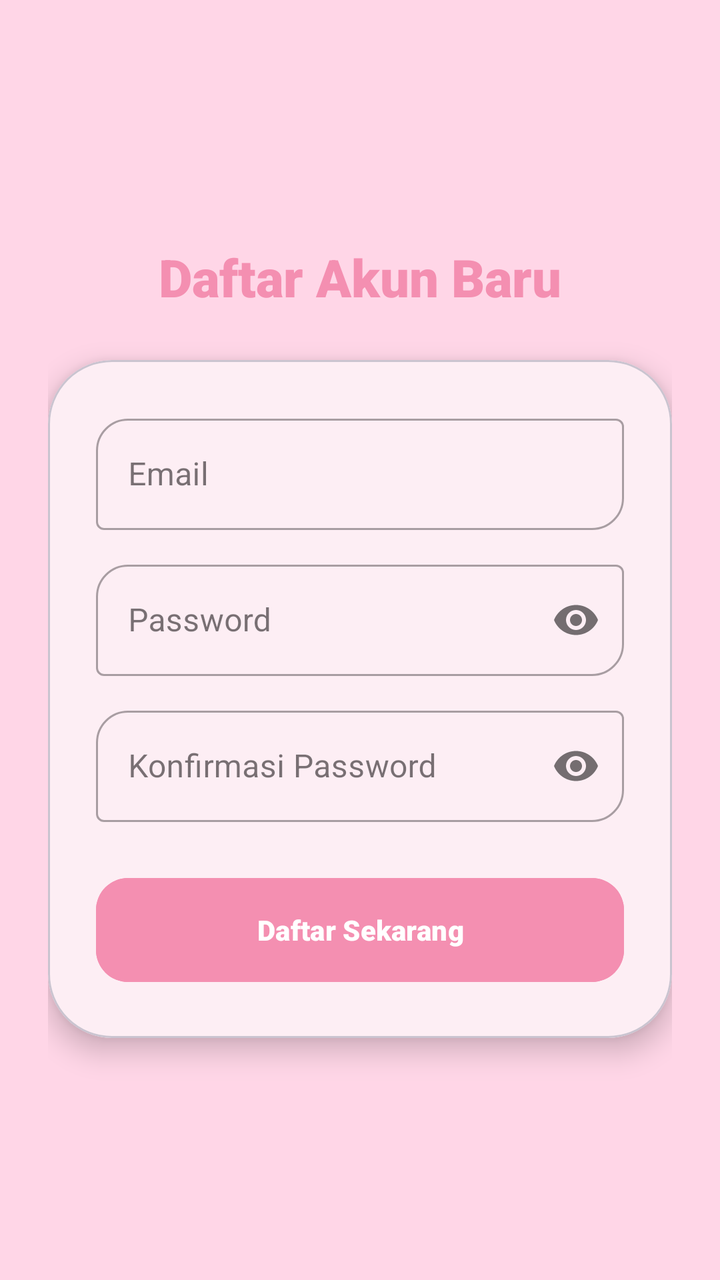
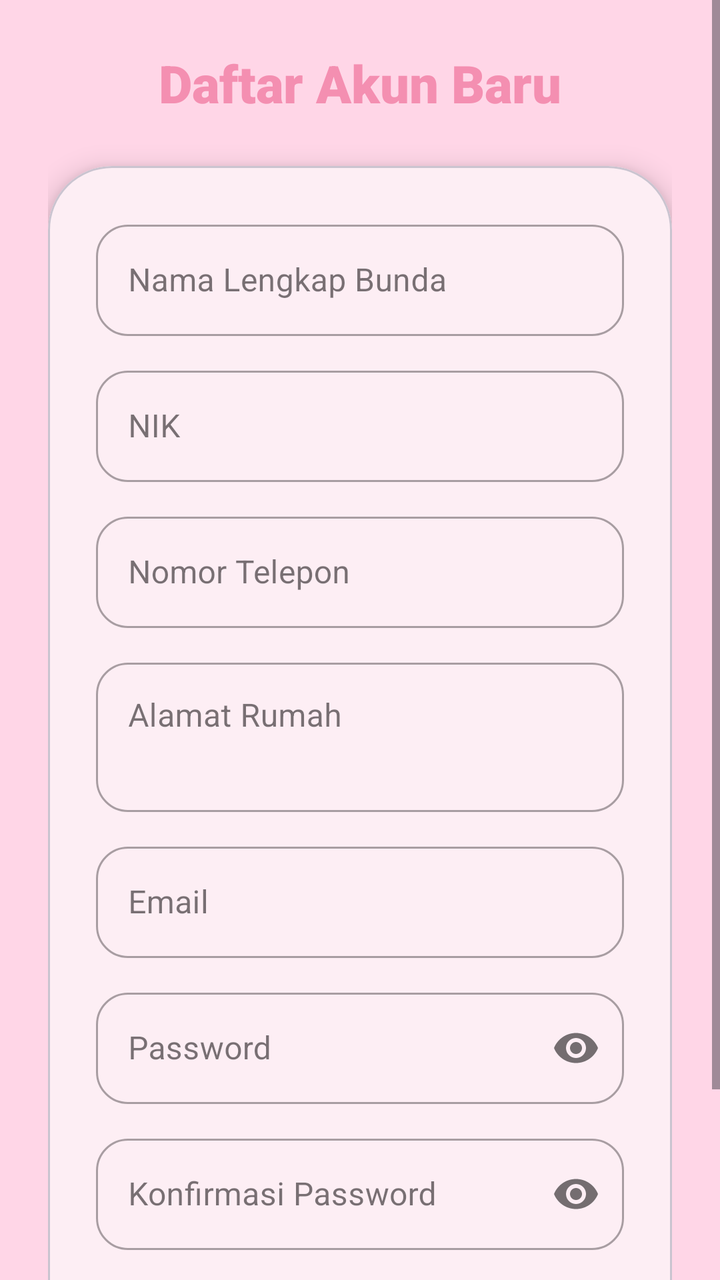

Compare the two renders of this Android layout. The source of the first and the diff that turns it into the second are given below.
<!-- AndroidManifest.xml: application theme Theme.SiBunda -->
<!-- res/layout/fragment_register.xml -->
<LinearLayout xmlns:android="http://schemas.android.com/apk/res/android"
    xmlns:app="http://schemas.android.com/apk/res-auto"
    android:layout_width="match_parent"
    android:layout_height="match_parent"
    android:background="@color/soft_pink"
    android:gravity="center"
    android:orientation="vertical"
    android:padding="24dp">

    <TextView
        android:layout_width="wrap_content"
        android:layout_height="wrap_content"
        android:text="Daftar Akun Baru"
        android:textSize="26sp"
        android:fontFamily="sans-serif-black"
        android:textColor="@color/rose_pink"
        android:layout_marginBottom="24dp"/>

    <com.google.android.material.card.MaterialCardView
        android:layout_width="match_parent"
        android:layout_height="wrap_content"
        app:cardCornerRadius="32dp"
        app:cardElevation="8dp">

        <LinearLayout
            android:layout_width="match_parent"
            android:layout_height="wrap_content"
            android:orientation="vertical"
            android:padding="24dp">

            
            <com.google.android.material.textfield.TextInputLayout
                style="@style/Widget.MaterialComponents.TextInputLayout.OutlinedBox"
                android:layout_width="match_parent"
                android:layout_height="wrap_content"
                app:boxCornerRadiusBottomEnd="16dp"
                app:boxCornerRadiusTopStart="16dp"
                android:hint="Email">
                <com.google.android.material.textfield.TextInputEditText
                    android:id="@+id/etEmail"
                    android:layout_width="match_parent"
                    android:layout_height="wrap_content"
                    android:inputType="textEmailAddress" />
            </com.google.android.material.textfield.TextInputLayout>

            
            <com.google.android.material.textfield.TextInputLayout
                style="@style/Widget.MaterialComponents.TextInputLayout.OutlinedBox"
                android:layout_width="match_parent"
                android:layout_height="wrap_content"
                android:layout_marginTop="12dp"
                app:boxCornerRadiusBottomEnd="16dp"
                app:boxCornerRadiusTopStart="16dp"
                app:passwordToggleEnabled="true"
                android:hint="Password">
                <com.google.android.material.textfield.TextInputEditText
                    android:id="@+id/etPassword"
                    android:layout_width="match_parent"
                    android:layout_height="wrap_content"
                    android:inputType="textPassword" />
            </com.google.android.material.textfield.TextInputLayout>

            
            <com.google.android.material.textfield.TextInputLayout
                style="@style/Widget.MaterialComponents.TextInputLayout.OutlinedBox"
                android:layout_width="match_parent"
                android:layout_height="wrap_content"
                android:layout_marginTop="12dp"
                app:boxCornerRadiusBottomEnd="16dp"
                app:boxCornerRadiusTopStart="16dp"
                app:passwordToggleEnabled="true"
                android:hint="Konfirmasi Password">
                <com.google.android.material.textfield.TextInputEditText
                    android:id="@+id/etConfirmPassword"
                    android:layout_width="match_parent"
                    android:layout_height="wrap_content"
                    android:inputType="textPassword" />
            </com.google.android.material.textfield.TextInputLayout>

            <com.google.android.material.button.MaterialButton
                android:id="@+id/btnRegister"
                android:layout_width="match_parent"
                android:layout_height="60dp"
                android:layout_marginTop="24dp"
                android:text="Daftar Sekarang"
                android:fontFamily="sans-serif-black"
                app:cornerRadius="16dp"
                android:backgroundTint="@color/rose_pink"/>

        </LinearLayout>
    </com.google.android.material.card.MaterialCardView>
</LinearLayout>
<!-- resources referenced by this layout -->
<resources>
  <color name="rose_pink">#F48FB1</color>
  <color name="soft_pink">#FFD6E7</color>
  <style name="Theme.SiBunda" parent="Base.Theme.SiBunda" />
  <style name="Base.Theme.SiBunda" parent="Theme.Material3.DayNight.NoActionBar">
          <item name="colorPrimary">@color/primary</item>
          <item name="colorOnPrimary">@color/onPrimary</item>
          <item name="colorPrimaryContainer">@color/primaryContainer</item>
          <item name="colorOnPrimaryContainer">@color/onPrimaryContainer</item>
          <item name="colorSecondary">@color/secondary</item>
          <item name="colorOnSecondary">@color/onSecondary</item>
          <item name="colorSecondaryContainer">@color/secondaryContainer</item>
          <item name="colorOnSecondaryContainer">@color/onSecondaryContainer</item>
          <item name="android:windowBackground">@color/background</item>
          <item name="colorSurface">@color/surface</item>
          <item name="colorOnSurface">@color/onSurface</item>
      </style>
  <color name="primary">#F48FB1</color>
  <color name="onPrimary">#FFFFFF</color>
  <color name="primaryContainer">#FFD6E7</color>
  <color name="onPrimaryContainer">#3B001A</color>
  <color name="secondary">#7BB8FF</color>
  <color name="onSecondary">#FFFFFF</color>
  <color name="secondaryContainer">#D1E4FF</color>
  <color name="onSecondaryContainer">#001D36</color>
  <color name="background">#FFFBFD</color>
  <color name="surface">#FFFBFD</color>
  <color name="onSurface">#1F1A1C</color>
</resources>

<!-- the commit's change to res/layout/fragment_register.xml (unified diff, before → after) -->
@@ -1,92 +1,192 @@
-<LinearLayout xmlns:android="http://schemas.android.com/apk/res/android"
+<?xml version="1.0" encoding="utf-8"?>
+<ScrollView xmlns:android="http://schemas.android.com/apk/res/android"
     xmlns:app="http://schemas.android.com/apk/res-auto"
     android:layout_width="match_parent"
     android:layout_height="match_parent"
     android:background="@color/soft_pink"
-    android:gravity="center"
-    android:orientation="vertical"
-    android:padding="24dp">
+    android:fillViewport="true">
 
-    <TextView
-        android:layout_width="wrap_content"
-        android:layout_height="wrap_content"
-        android:text="Daftar Akun Baru"
-        android:textSize="26sp"
-        android:fontFamily="sans-serif-black"
-        android:textColor="@color/rose_pink"
-        android:layout_marginBottom="24dp"/>
-
-    <com.google.android.material.card.MaterialCardView
+    <LinearLayout
         android:layout_width="match_parent"
         android:layout_height="wrap_content"
-        app:cardCornerRadius="32dp"
-        app:cardElevation="8dp">
+        android:background="@color/soft_pink"
+        android:gravity="center"
+        android:orientation="vertical"
+        android:padding="24dp">
 
-        <LinearLayout
+        <TextView
+            android:layout_width="wrap_content"
+            android:layout_height="wrap_content"
+            android:text="Daftar Akun Baru"
+            android:textSize="26sp"
+            android:fontFamily="sans-serif-black"
+            android:textColor="@color/rose_pink"
+            android:layout_marginBottom="24dp" />
+
+        <com.google.android.material.card.MaterialCardView
             android:layout_width="match_parent"
             android:layout_height="wrap_content"
-            android:orientation="vertical"
-            android:padding="24dp">
+            app:cardCornerRadius="32dp"
+            app:cardElevation="8dp">
 
-            
-            <com.google.android.material.textfield.TextInputLayout
-                style="@style/Widget.MaterialComponents.TextInputLayout.OutlinedBox"
+            <LinearLayout
                 android:layout_width="match_parent"
                 android:layout_height="wrap_content"
-                app:boxCornerRadiusBottomEnd="16dp"
-                app:boxCornerRadiusTopStart="16dp"
-                android:hint="Email">
-                <com.google.android.material.textfield.TextInputEditText
-                    android:id="@+id/etEmail"
+                android:orientation="vertical"
+                android:padding="24dp">
+
+                <com.google.android.material.textfield.TextInputLayout
+                    style="@style/Widget.MaterialComponents.TextInputLayout.OutlinedBox"
                     android:layout_width="match_parent"
                     android:layout_height="wrap_content"
-                    android:inputType="textEmailAddress" />
-            </com.google.android.material.textfield.TextInputLayout>
+                    android:hint="Nama Lengkap Bunda"
+                    app:boxCornerRadiusBottomEnd="16dp"
+                    app:boxCornerRadiusBottomStart="16dp"
+                    app:boxCornerRadiusTopEnd="16dp"
+                    app:boxCornerRadiusTopStart="16dp">
 
-            
-            <com.google.android.material.textfield.TextInputLayout
-                style="@style/Widget.MaterialComponents.TextInputLayout.OutlinedBox"
-                android:layout_width="match_parent"
-                android:layout_height="wrap_content"
-                android:layout_marginTop="12dp"
-                app:boxCornerRadiusBottomEnd="16dp"
-                app:boxCornerRadiusTopStart="16dp"
-                app:passwordToggleEnabled="true"
-                android:hint="Password">
-                <com.google.android.material.textfield.TextInputEditText
-                    android:id="@+id/etPassword"
+                    <com.google.android.material.textfield.TextInputEditText
+                        android:id="@+id/etNama"
+                        android:layout_width="match_parent"
+                        android:layout_height="wrap_content"
+                        android:inputType="textPersonName" />
+
+                </com.google.android.material.textfield.TextInputLayout>
+
+                <com.google.android.material.textfield.TextInputLayout
+                    style="@style/Widget.MaterialComponents.TextInputLayout.OutlinedBox"
                     android:layout_width="match_parent"
                     android:layout_height="wrap_content"
-                    android:inputType="textPassword" />
-            </com.google.android.material.textfield.TextInputLayout>
+                    android:layout_marginTop="12dp"
+                    android:hint="NIK"
+                    app:boxCornerRadiusBottomEnd="16dp"
+                    app:boxCornerRadiusBottomStart="16dp"
+                    app:boxCornerRadiusTopEnd="16dp"
+                    app:boxCornerRadiusTopStart="16dp">
 
-            
-            <com.google.android.material.textfield.TextInputLayout
-                style="@style/Widget.MaterialComponents.TextInputLayout.OutlinedBox"
-                android:layout_width="match_parent"
-                android:layout_height="wrap_content"
-                android:layout_marginTop="12dp"
-                app:boxCornerRadiusBottomEnd="16dp"
-                app:boxCornerRadiusTopStart="16dp"
-                app:passwordToggleEnabled="true"
-                android:hint="Konfirmasi Password">
-                <com.google.android.material.textfield.TextInputEditText
-                    android:id="@+id/etConfirmPassword"
+                    <com.google.android.material.textfield.TextInputEditText
+                        android:id="@+id/etNik"
+                        android:layout_width="match_parent"
+                        android:layout_height="wrap_content"
+                        android:inputType="number"
+                        android:maxLength="16" />
+
+                </com.google.android.material.textfield.TextInputLayout>
+
+                <com.google.android.material.textfield.TextInputLayout
+                    style="@style/Widget.MaterialComponents.TextInputLayout.OutlinedBox"
                     android:layout_width="match_parent"
                     android:layout_height="wrap_content"
-                    android:inputType="textPassword" />
-            </com.google.android.material.textfield.TextInputLayout>
+                    android:layout_marginTop="12dp"
+                    android:hint="Nomor Telepon"
+                    app:boxCornerRadiusBottomEnd="16dp"
+                    app:boxCornerRadiusBottomStart="16dp"
+                    app:boxCornerRadiusTopEnd="16dp"
+                    app:boxCornerRadiusTopStart="16dp">
 
-            <com.google.android.material.button.MaterialButton
-                android:id="@+id/btnRegister"
-                android:layout_width="match_parent"
-                android:layout_height="60dp"
-                android:layout_marginTop="24dp"
-                android:text="Daftar Sekarang"
-                android:fontFamily="sans-serif-black"
-                app:cornerRadius="16dp"
-                android:backgroundTint="@color/rose_pink"/>
+                    <com.google.android.material.textfield.TextInputEditText
+                        android:id="@+id/etTelepon"
+                        android:layout_width="match_parent"
+                        android:layout_height="wrap_content"
+                        android:inputType="phone" />
 
-        </LinearLayout>
-    </com.google.android.material.card.MaterialCardView>
-</LinearLayout>
+                </com.google.android.material.textfield.TextInputLayout>
+
+                <com.google.android.material.textfield.TextInputLayout
+                    style="@style/Widget.MaterialComponents.TextInputLayout.OutlinedBox"
+                    android:layout_width="match_parent"
+                    android:layout_height="wrap_content"
+                    android:layout_marginTop="12dp"
+                    android:hint="Alamat Rumah"
+                    app:boxCornerRadiusBottomEnd="16dp"
+                    app:boxCornerRadiusBottomStart="16dp"
+                    app:boxCornerRadiusTopEnd="16dp"
+                    app:boxCornerRadiusTopStart="16dp">
+
+                    <com.google.android.material.textfield.TextInputEditText
+                        android:id="@+id/etAlamat"
+                        android:layout_width="match_parent"
+                        android:layout_height="wrap_content"
+                        android:gravity="top"
+                        android:inputType="textMultiLine"
+                        android:minLines="2" />
+
+                </com.google.android.material.textfield.TextInputLayout>
+
+                <com.google.android.material.textfield.TextInputLayout
+                    style="@style/Widget.MaterialComponents.TextInputLayout.OutlinedBox"
+                    android:layout_width="match_parent"
+                    android:layout_height="wrap_content"
+                    android:layout_marginTop="12dp"
+                    android:hint="Email"
+                    app:boxCornerRadiusBottomEnd="16dp"
+                    app:boxCornerRadiusBottomStart="16dp"
+                    app:boxCornerRadiusTopEnd="16dp"
+                    app:boxCornerRadiusTopStart="16dp">
+
+                    <com.google.android.material.textfield.TextInputEditText
+                        android:id="@+id/etEmail"
+                        android:layout_width="match_parent"
+                        android:layout_height="wrap_content"
+                        android:inputType="textEmailAddress" />
+
+                </com.google.android.material.textfield.TextInputLayout>
+
+                <com.google.android.material.textfield.TextInputLayout
+                    style="@style/Widget.MaterialComponents.TextInputLayout.OutlinedBox"
+                    android:layout_width="match_parent"
+                    android:layout_height="wrap_content"
+                    android:layout_marginTop="12dp"
+                    android:hint="Password"
+                    app:boxCornerRadiusBottomEnd="16dp"
+                    app:boxCornerRadiusBottomStart="16dp"
+                    app:boxCornerRadiusTopEnd="16dp"
+                    app:boxCornerRadiusTopStart="16dp"
+                    app:passwordToggleEnabled="true">
+
+                    <com.google.android.material.textfield.TextInputEditText
+                        android:id="@+id/etPassword"
+                        android:layout_width="match_parent"
+                        android:layout_height="wrap_content"
+                        android:inputType="textPassword" />
+
+                </com.google.android.material.textfield.TextInputLayout>
+
+                <com.google.android.material.textfield.TextInputLayout
+                    style="@style/Widget.MaterialComponents.TextInputLayout.OutlinedBox"
+                    android:layout_width="match_parent"
+                    android:layout_height="wrap_content"
+                    android:layout_marginTop="12dp"
+                    android:hint="Konfirmasi Password"
+                    app:boxCornerRadiusBottomEnd="16dp"
+                    app:boxCornerRadiusBottomStart="16dp"
+                    app:boxCornerRadiusTopEnd="16dp"
+                    app:boxCornerRadiusTopStart="16dp"
+                    app:passwordToggleEnabled="true">
+
+                    <com.google.android.material.textfield.TextInputEditText
+                        android:id="@+id/etConfirmPassword"
+                        android:layout_width="match_parent"
+                        android:layout_height="wrap_content"
+                        android:inputType="textPassword" />
+
+                </com.google.android.material.textfield.TextInputLayout>
+
+                <com.google.android.material.button.MaterialButton
+                    android:id="@+id/btnRegister"
+                    android:layout_width="match_parent"
+                    android:layout_height="55dp"
+                    android:layout_marginTop="24dp"
+                    android:text="Daftar Sekarang"
+                    android:textStyle="bold"
+                    android:textColor="@color/white"
+                    android:backgroundTint="@color/rose_pink"
+                    app:cornerRadius="16dp" />
+
+            </LinearLayout>
+
+        </com.google.android.material.card.MaterialCardView>
+
+    </LinearLayout>
+
+</ScrollView>
<!-- resource entries referenced after the edit -->
@@ -2,6 +2,7 @@
 <resources>
   <color name="rose_pink">#F48FB1</color>
   <color name="soft_pink">#FFD6E7</color>
+  <color name="white">#FFFFFFFF</color>
   <style name="Theme.SiBunda" parent="Base.Theme.SiBunda" />
   <style name="Base.Theme.SiBunda" parent="Theme.Material3.DayNight.NoActionBar">
           <item name="colorPrimary">@color/primary</item>
